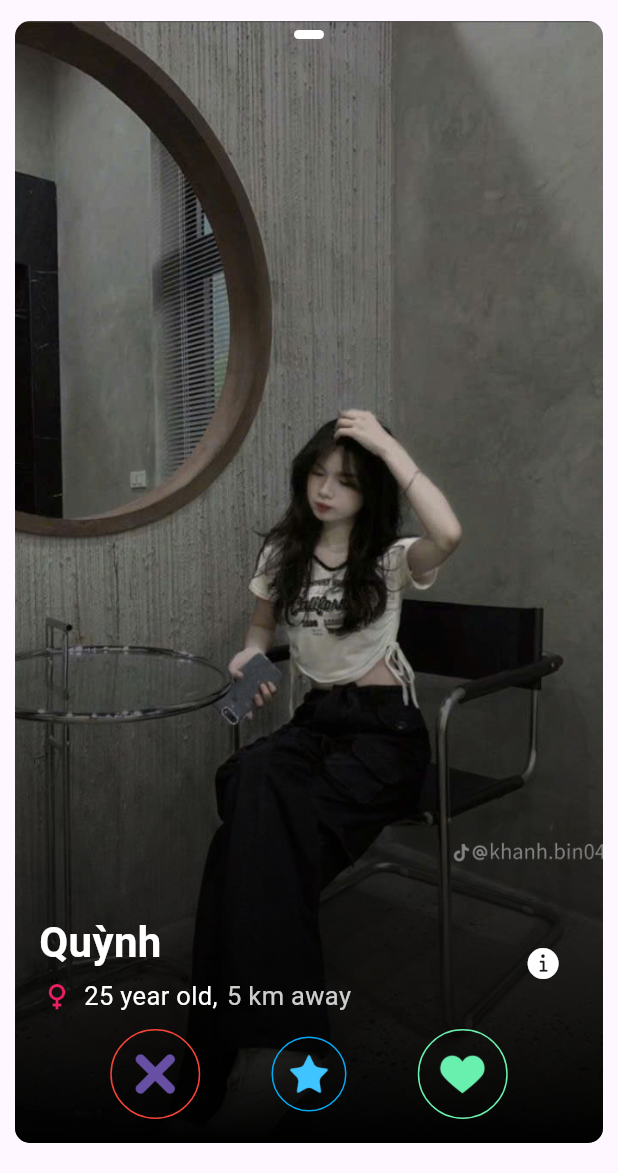
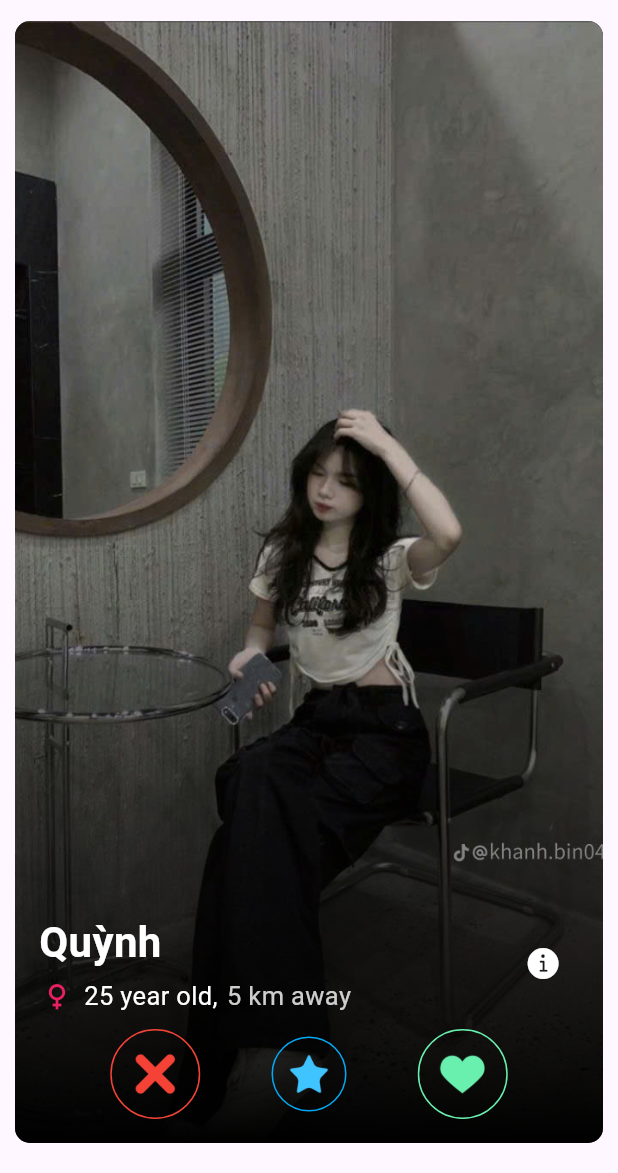
Before and after one commit to TomVietCode/tinaem-flutter, a Flutter app: the HomeScreen screen opened directly, on a phone screen of 412 x 824 dp, the part 63-1236 px from its top. Run offline on Flutter 3.47's test engine with Material 3 defaults, Android fonts, the light colour scheme and no system bars; our stand-ins replace cloud_firestore, dotted_border, firebase_auth, firebase_core, font_awesome_flutter, google_fonts and 2 more; accounts and stored records are empty.

Commit message:
code nay con hon

```diff
--- a/lib/screens/home/home_screen.dart
+++ b/lib/screens/home/home_screen.dart
@@ -3,7 +3,7 @@ import 'package:flutter/cupertino.dart';
 import 'package:flutter/material.dart';
 import '../../data.dart';
 import '../../routes/app_routes.dart';
-import 'other_profile_details_screen.dart'; // Import OtherProfileDetailsScreen
+import 'other_profile_details_screen.dart';
 
 class HomeScreen extends StatefulWidget {
   const HomeScreen({super.key});
@@ -20,8 +20,7 @@ class _HomeScreenState extends State<HomeScreen> {
   int currentIndex = 0;
   Alignment _imageAlignment = Alignment.center;
   double _dragOffset = 0.0;
-  Color? _overlayColorLeft; // Màu overlay bên trái
-  Color? _overlayColorRight; // Màu overlay bên phải
+  Color? _overlayColor;
   String? _swipeText;
 
   List<User> usersList = users;
@@ -30,16 +29,13 @@ class _HomeScreenState extends State<HomeScreen> {
     setState(() {
       _dragOffset += details.delta.dx;
       if (_dragOffset > 10) {
-        _overlayColorRight = Colors.green.withOpacity(0.7 * (_dragOffset / 100).clamp(0, 1));
-        _overlayColorLeft = Colors.transparent;
+        _overlayColor = Colors.green.withOpacity(0.7 * (_dragOffset / 100).clamp(0, 1));
 
       } else if (_dragOffset < -10) {
-        _overlayColorLeft = Colors.red.withOpacity(0.7 * (_dragOffset.abs() / 100).clamp(0, 1));
-        _overlayColorRight = Colors.transparent;
+        _overlayColor = Colors.red.withOpacity(0.7 * (_dragOffset.abs() / 100).clamp(0, 1));
 
       } else {
-        _overlayColorLeft = Colors.transparent;
-        _overlayColorRight = Colors.transparent;
+        _overlayColor = Colors.transparent;
         _swipeText = null;
       }
     });
@@ -55,15 +51,13 @@ class _HomeScreenState extends State<HomeScreen> {
       setState(() {
         currentIndex = (currentIndex + 1) % usersList.length;
         _dragOffset = 0.0;
-        _overlayColorLeft = Colors.transparent;
-        _overlayColorRight = Colors.transparent;
+        _overlayColor = Colors.transparent;
         _swipeText = null;
       });
     } else {
       setState(() {
         _dragOffset = 0.0;
-        _overlayColorLeft = Colors.transparent;
-        _overlayColorRight = Colors.transparent;
+        _overlayColor = Colors.transparent;
         _swipeText = null;
       });
     }
@@ -78,6 +72,11 @@ class _HomeScreenState extends State<HomeScreen> {
   @override
   Widget build(BuildContext context) {
     User user = usersList[currentIndex];
+    // Tính toán kích thước nút dựa trên _dragOffset
+    double nopeButtonSize = 60 + (_dragOffset < 0 ? (_dragOffset.abs() / 5).clamp(0, 100) : 0);
+    double likeButtonSize = 60 + (_dragOffset > 0 ? (_dragOffset / 5).clamp(0, 100) : 0);
+    double superLikeButtonSize = 50; // Nút Super Like không thay đổi kích thước
+
     return Scaffold(
       backgroundColor: Theme.of(context).colorScheme.background,
       appBar: AppBar(
@@ -104,21 +103,36 @@ class _HomeScreenState extends State<HomeScreen> {
           ],
         ),
       ),
-      body: GestureDetector(
+      body: Stack(
+        children: [
+          // Hiển thị user phía sau (không bị ảnh hưởng bởi hiệu ứng)
+          if (currentIndex + 1 < usersList.length)
+            Container(
+              margin: const EdgeInsets.fromLTRB(10, 0, 10, 20),
+              width: MediaQuery.of(context).size.width,
+              height: MediaQuery.of(context).size.height,
+              decoration: BoxDecoration(
+                borderRadius: BorderRadius.circular(10),
+                image: DecorationImage(
+                  fit: BoxFit.cover,
+                  image: AssetImage(usersList[currentIndex + 1].photos[currentPhoto]),
+                ),
+              ),
+            ),
+          // Giao diện user hiện tại (di chuyển và đổi màu)
+          GestureDetector(
             onHorizontalDragUpdate: _onHorizontalDragUpdate,
             onHorizontalDragEnd: _onHorizontalDragEnd,
-        child: Padding(
-          padding: const EdgeInsets.fromLTRB(10, 0, 10, 20),
-          child: SizedBox(
+            child: Transform.translate(
+              offset: Offset(_dragOffset, 0), // Di chuyển toàn bộ giao diện
+              child: Container(
+                margin: const EdgeInsets.fromLTRB(10, 0, 10, 20),
                 width: MediaQuery.of(context).size.width,
                 height: MediaQuery.of(context).size.height,
                 child: Stack(
                   children: [
-                Align(
-                  alignment: _imageAlignment,
-                  child: Transform.translate(
-                    offset: Offset(_dragOffset, 0),
-                    child: Container(
+                    // Ảnh user hiện tại
+                    Container(
                       width: MediaQuery.of(context).size.width,
                       height: MediaQuery.of(context).size.height,
                       decoration: BoxDecoration(
@@ -129,47 +143,13 @@ class _HomeScreenState extends State<HomeScreen> {
                         ),
                       ),
                     ),
-                  ),
-                ),
-                // Lớp phủ màu bên trái (đỏ)
+                    // Lớp phủ màu (đổi màu theo _dragOffset)
                     Container(
-                  width: MediaQuery.of(context).size.width / 2,
+                      width: MediaQuery.of(context).size.width,
                       height: MediaQuery.of(context).size.height,
                       decoration: BoxDecoration(
-                    borderRadius: const BorderRadius.only(
-                      topLeft: Radius.circular(10),
-                      bottomLeft: Radius.circular(10),
-                    ),
-                    gradient: LinearGradient(
-                      begin: Alignment.centerLeft,
-                      end: Alignment.centerRight,
-                      colors: [
-                        _overlayColorLeft ?? Colors.transparent,
-                        Colors.transparent,
-                      ],
-                    ),
-                  ),
-                ),
-                // Lớp phủ màu bên phải (xanh)
-                Align(
-                  alignment: Alignment.centerRight,
-                  child: Container(
-                    width: MediaQuery.of(context).size.width / 2,
-                    height: MediaQuery.of(context).size.height,
-                    decoration: BoxDecoration(
-                      borderRadius: const BorderRadius.only(
-                        topRight: Radius.circular(10),
-                        bottomRight: Radius.circular(10),
-                      ),
-                      gradient: LinearGradient(
-                        begin: Alignment.centerRight,
-                        end: Alignment.centerLeft,
-                        colors: [
-                          _overlayColorRight ?? Colors.transparent,
-                          Colors.transparent,
-                        ],
-                      ),
-                    ),
+                        borderRadius: BorderRadius.circular(10),
+                        color: _overlayColor,
                       ),
                     ),
                     // Văn bản "NOPE" hoặc "LIKE"
@@ -196,6 +176,7 @@ class _HomeScreenState extends State<HomeScreen> {
                           ),
                         ),
                       ),
+                    // Gradient từ dưới lên
                     Container(
                       decoration: BoxDecoration(
                         borderRadius: BorderRadius.circular(10),
@@ -206,6 +187,7 @@ class _HomeScreenState extends State<HomeScreen> {
                         ),
                       ),
                     ),
+                    // Điều hướng ảnh (trái/phải)
                     Row(
                       children: [
                         Expanded(
@@ -230,34 +212,9 @@ class _HomeScreenState extends State<HomeScreen> {
                         ),
                       ],
                     ),
-                Align(
-                  alignment: Alignment.topCenter,
-                  child: Padding(
-                    padding: const EdgeInsets.only(top: 6.0),
-                    child: SizedBox(
-                      width: MediaQuery.of(context).size.width - 20,
-                      height: 6,
-                      child: Row(
-                        mainAxisAlignment: MainAxisAlignment.center,
-                        children: List.generate(user.photos.length, (index) {
-                          return Padding(
-                            padding: const EdgeInsets.symmetric(horizontal: 4.0),
-                            child: Container(
-                              width: 20,
-                              height: 6,
-                              decoration: BoxDecoration(
-                                borderRadius: BorderRadius.circular(10),
-                                color: currentPhoto == index
-                                    ? Colors.white
-                                    : Colors.white.withOpacity(0.5),
-                              ),
-                            ),
-                          );
-                        }),
-                      ),
-                    ),
-                  ),
-                ),
+                    // Thanh chỉ báo ảnh
+
+                    // Thông tin user và các nút
                     Padding(
                       padding: const EdgeInsets.all(16.0),
                       child: Column(
@@ -316,14 +273,21 @@ class _HomeScreenState extends State<HomeScreen> {
                                   ],
                                 ),
                                 IconButton(
-                              onPressed: () {
-                                // Hiển thị OtherProfileDetailsScreen dưới dạng bottom sheet
-                                showModalBottomSheet(
+                                  onPressed: () async {
+                                    final result = await showModalBottomSheet<String>(
                                       context: context,
-                                  isScrollControlled: true, // Cho phép bottom sheet chiếm toàn màn hình
+                                      isScrollControlled: true,
                                       backgroundColor: Colors.transparent,
                                       builder: (context) => OtherProfileDetailsScreen(user: user),
                                     );
+                                    if (result == "liked" || result == "noped") {
+                                      setState(() {
+                                        currentIndex = (currentIndex + 1) % usersList.length;
+                                        _dragOffset = 0.0;
+                                        _overlayColor = Colors.transparent;
+                                        _swipeText = null;
+                                      });
+                                    }
                                   },
                                   icon: const Icon(
                                     CupertinoIcons.info_circle_fill,
@@ -346,14 +310,13 @@ class _HomeScreenState extends State<HomeScreen> {
                                     setState(() {
                                       currentIndex = (currentIndex + 1) % usersList.length;
                                       _dragOffset = 0.0;
-                                  _overlayColorLeft = Colors.transparent;
-                                  _overlayColorRight = Colors.transparent;
+                                      _overlayColor = Colors.transparent;
                                       _swipeText = null;
                                     });
                                   },
                                   child: Container(
-                                height: 60,
-                                width: 60,
+                                    height: nopeButtonSize,
+                                    width: nopeButtonSize,
                                     decoration: BoxDecoration(
                                       shape: BoxShape.circle,
                                       border: Border.all(color: Colors.red),
@@ -363,7 +326,7 @@ class _HomeScreenState extends State<HomeScreen> {
                                         padding: const EdgeInsets.all(12.0),
                                         child: Image.asset(
                                           'assets/icons/clear.png',
-                                      color: Theme.of(context).colorScheme.primary,
+                                          color: Colors.red,
                                           fit: BoxFit.cover,
                                         ),
                                       ),
@@ -380,14 +343,13 @@ class _HomeScreenState extends State<HomeScreen> {
                                     setState(() {
                                       currentIndex = (currentIndex + 1) % usersList.length;
                                       _dragOffset = 0.0;
-                                  _overlayColorLeft = Colors.transparent;
-                                  _overlayColorRight = Colors.transparent;
+                                      _overlayColor = Colors.transparent;
                                       _swipeText = null;
                                     });
                                   },
                                   child: Container(
-                                height: 50,
-                                width: 50,
+                                    height: superLikeButtonSize,
+                                    width: superLikeButtonSize,
                                     decoration: BoxDecoration(
                                       shape: BoxShape.circle,
                                       border: Border.all(color: Colors.lightBlue),
@@ -412,16 +374,15 @@ class _HomeScreenState extends State<HomeScreen> {
                                     setState(() {
                                       currentIndex = (currentIndex + 1) % usersList.length;
                                       _dragOffset = 0.0;
-                                  _overlayColorLeft = Colors.transparent;
-                                  _overlayColorRight = Colors.transparent;
+                                      _overlayColor = Colors.transparent;
                                       _swipeText = null;
                                     });
                                   },
                                   splashColor: Colors.greenAccent,
                                   borderRadius: BorderRadius.circular(100),
                                   child: Container(
-                                height: 60,
-                                width: 60,
+                                    height: likeButtonSize,
+                                    width: likeButtonSize,
                                     decoration: BoxDecoration(
                                       shape: BoxShape.circle,
                                       border: Border.all(color: Colors.greenAccent),
@@ -449,6 +410,8 @@ class _HomeScreenState extends State<HomeScreen> {
               ),
             ),
           ),
+        ],
+      ),
     );
   }
 }
```
Also changed, not shown: lib/screens/home/other_profile_details_screen.dart (+12 -10 lines). Lines whose indentation alone changed are shown as unchanged.
